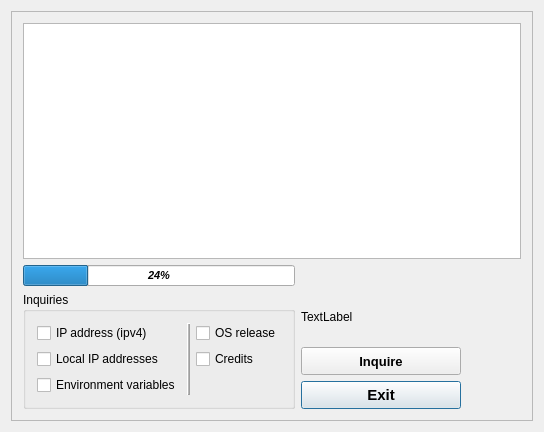
This is mainwindow.ui in egge313/eggeinq as Qt 5 draws it before an edit. The edited form follows.
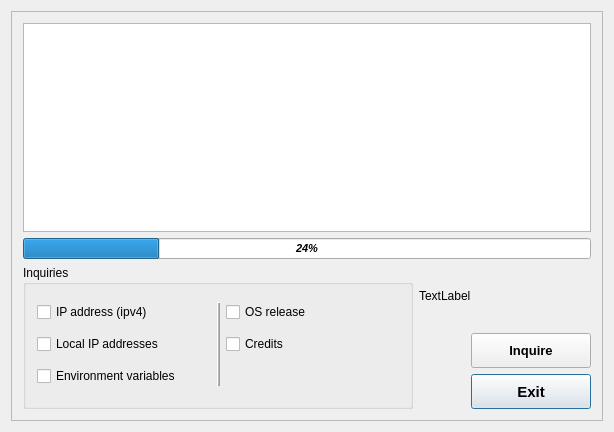
This is the edited form.

Commit message: Some more tuning of the GUI elements.

What changed in the file:
```diff
--- a/mainwindow.ui
+++ b/mainwindow.ui
@@ -6,7 +6,7 @@
    <rect>
     <x>0</x>
     <y>0</y>
-    <width>421</width>
+    <width>614</width>
     <height>432</height>
    </rect>
   </property>
@@ -24,42 +24,14 @@
        <enum>QFrame::Raised</enum>
       </property>
       <layout class="QGridLayout" name="gridLayout_2">
-       <item row="0" column="0" colspan="2">
-        <widget class="QTextEdit" name="textEdit">
-         <property name="maximumSize">
-          <size>
-           <width>600</width>
-           <height>400</height>
-          </size>
-         </property>
-         <property name="readOnly">
-          <bool>true</bool>
-         </property>
-        </widget>
-       </item>
-       <item row="1" column="0">
-        <widget class="QProgressBar" name="progressBar">
-         <property name="font">
-          <font>
-           <pointsize>8</pointsize>
-           <weight>75</weight>
-           <italic>true</italic>
-           <bold>true</bold>
-          </font>
-         </property>
-         <property name="value">
-          <number>24</number>
-         </property>
-         <property name="textDirection">
-          <enum>QProgressBar::BottomToTop</enum>
-         </property>
-         <property name="format">
-          <string>  %p%  </string>
-         </property>
-        </widget>
-       </item>
        <item row="2" column="0" rowspan="3">
         <widget class="QGroupBox" name="groupBox">
+         <property name="minimumSize">
+          <size>
+           <width>390</width>
+           <height>90</height>
+          </size>
+         </property>
          <property name="cursor">
           <cursorShape>PointingHandCursor</cursorShape>
          </property>
@@ -136,50 +108,14 @@
          </layout>
         </widget>
        </item>
-       <item row="2" column="1">
-        <widget class="QLabel" name="connectLabel">
-         <property name="minimumSize">
-          <size>
-           <width>220</width>
-           <height>49</height>
-          </size>
-         </property>
-         <property name="text">
-          <string>TextLabel</string>
-         </property>
-        </widget>
-       </item>
-       <item row="3" column="1">
-        <widget class="QPushButton" name="pushButtonInquire">
-         <property name="maximumSize">
-          <size>
-           <width>160</width>
-           <height>40</height>
-          </size>
-         </property>
-         <property name="font">
-          <font>
-           <pointsize>10</pointsize>
-           <weight>75</weight>
-           <bold>true</bold>
-          </font>
-         </property>
-         <property name="cursor">
-          <cursorShape>PointingHandCursor</cursorShape>
-         </property>
-         <property name="mouseTracking">
-          <bool>true</bool>
-         </property>
-         <property name="tabletTracking">
-          <bool>false</bool>
-         </property>
-         <property name="text">
-          <string>Inquire</string>
-         </property>
-        </widget>
-       </item>
-       <item row="4" column="1">
+       <item row="4" column="2">
         <widget class="QPushButton" name="pushButtonClose">
+         <property name="minimumSize">
+          <size>
+           <width>120</width>
+           <height>35</height>
+          </size>
+         </property>
          <property name="maximumSize">
           <size>
            <width>160</width>
@@ -210,6 +146,88 @@
          </property>
         </widget>
        </item>
+       <item row="3" column="2">
+        <widget class="QPushButton" name="pushButtonInquire">
+         <property name="minimumSize">
+          <size>
+           <width>120</width>
+           <height>35</height>
+          </size>
+         </property>
+         <property name="maximumSize">
+          <size>
+           <width>160</width>
+           <height>40</height>
+          </size>
+         </property>
+         <property name="font">
+          <font>
+           <pointsize>10</pointsize>
+           <weight>75</weight>
+           <bold>true</bold>
+          </font>
+         </property>
+         <property name="cursor">
+          <cursorShape>PointingHandCursor</cursorShape>
+         </property>
+         <property name="mouseTracking">
+          <bool>true</bool>
+         </property>
+         <property name="tabletTracking">
+          <bool>false</bool>
+         </property>
+         <property name="text">
+          <string>Inquire</string>
+         </property>
+        </widget>
+       </item>
+       <item row="1" column="0" colspan="3">
+        <widget class="QProgressBar" name="progressBar">
+         <property name="font">
+          <font>
+           <pointsize>8</pointsize>
+           <weight>75</weight>
+           <italic>true</italic>
+           <bold>true</bold>
+          </font>
+         </property>
+         <property name="value">
+          <number>24</number>
+         </property>
+         <property name="textDirection">
+          <enum>QProgressBar::BottomToTop</enum>
+         </property>
+         <property name="format">
+          <string>  %p%  </string>
+         </property>
+        </widget>
+       </item>
+       <item row="0" column="0" colspan="3">
+        <widget class="QTextEdit" name="textEdit">
+         <property name="maximumSize">
+          <size>
+           <width>600</width>
+           <height>400</height>
+          </size>
+         </property>
+         <property name="readOnly">
+          <bool>true</bool>
+         </property>
+        </widget>
+       </item>
+       <item row="2" column="1" colspan="2">
+        <widget class="QLabel" name="connectLabel">
+         <property name="minimumSize">
+          <size>
+           <width>80</width>
+           <height>62</height>
+          </size>
+         </property>
+         <property name="text">
+          <string>TextLabel</string>
+         </property>
+        </widget>
+       </item>
       </layout>
      </widget>
     </item>
```
The commit also changes 1 other file.
